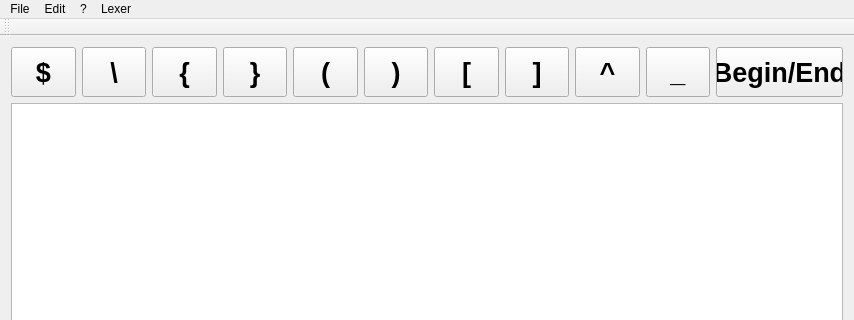
The window that mainwindow.ui (mrmen/MeQ) describes before a commit, drawn with Qt 5; both pictures show x 0 to 854 and y 0 to 320 of the 854 by 577 pixel window.
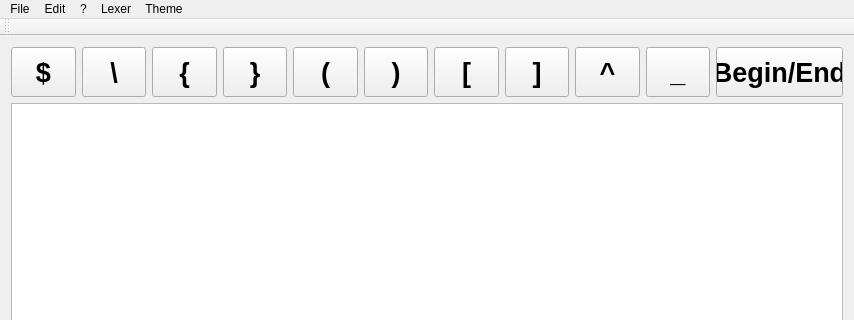
The same window after the commit.

Commit message: add initial theme support

Patch:
```diff
--- a/mainwindow.ui
+++ b/mainwindow.ui
@@ -342,10 +342,18 @@
     <addaction name="actionMarkdown"/>
     <addaction name="actionOrg_mode"/>
    </widget>
+   <widget class="QMenu" name="menuTheme">
+    <property name="title">
+     <string>Theme</string>
+    </property>
+    <addaction name="actionZenburn"/>
+    <addaction name="actionSolarized_dark"/>
+   </widget>
    <addaction name="menuFile"/>
    <addaction name="menuEdit"/>
    <addaction name="menu"/>
    <addaction name="menuLexer"/>
+   <addaction name="menuTheme"/>
   </widget>
   <widget class="QToolBar" name="mainToolBar">
    <attribute name="toolBarArea">
```
Left out of the diff: 10 changed lines with no effect on the pictures. The commit also changes 4 other files.
